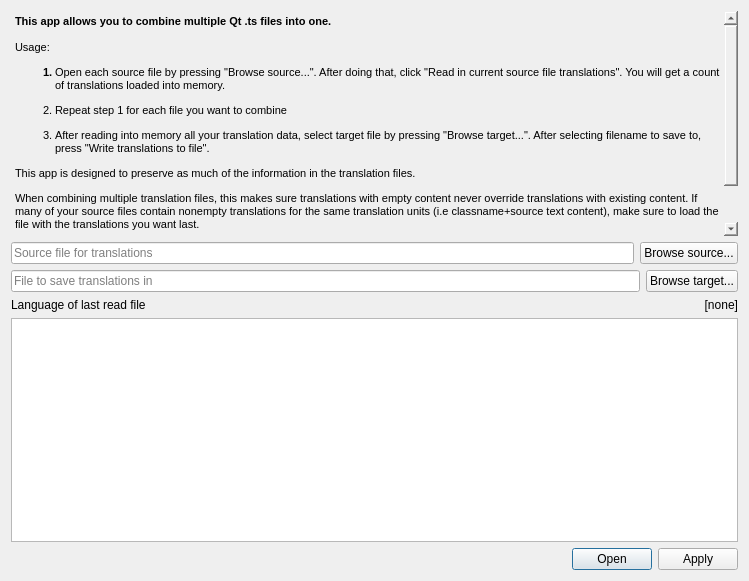
savolai/Merge-Qt-TS-files, file combinetranslationfiles.ui: the form before one commit.
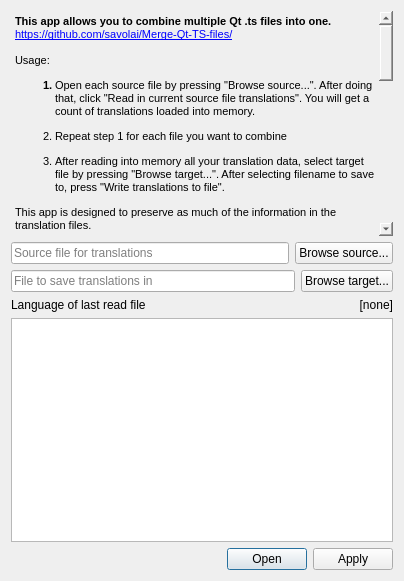
The form after the commit.

Commit message: add same info as on github repo

What changed in the file:
```diff
--- a/combinetranslationfiles.ui
+++ b/combinetranslationfiles.ui
@@ -6,7 +6,7 @@
    <rect>
     <x>0</x>
     <y>0</y>
-    <width>749</width>
+    <width>404</width>
     <height>581</height>
    </rect>
   </property>
@@ -32,14 +32,30 @@
 p, li { white-space: pre-wrap; }
 &lt;/style&gt;&lt;/head&gt;&lt;body style=&quot; font-family:'MS Shell Dlg 2'; font-size:8pt; font-weight:400; font-style:normal;&quot;&gt;
 &lt;p style=&quot; margin-top:0px; margin-bottom:0px; margin-left:0px; margin-right:0px; -qt-block-indent:0; text-indent:0px;&quot;&gt;&lt;span style=&quot; font-weight:600;&quot;&gt;This app allows you to combine multiple Qt .ts files into one.&lt;/span&gt;&lt;/p&gt;
-&lt;p style=&quot;-qt-paragraph-type:empty; margin-top:0px; margin-bottom:0px; margin-left:0px; margin-right:0px; -qt-block-indent:0; text-indent:0px; font-weight:600;&quot;&gt;&lt;br /&gt;&lt;/p&gt;
+&lt;p style=&quot; margin-top:0px; margin-bottom:0px; margin-left:0px; margin-right:0px; -qt-block-indent:0; text-indent:0px;&quot;&gt;&lt;a href=&quot;https://github.com/savolai/Merge-Qt-TS-files/&quot;&gt;&lt;span style=&quot; text-decoration: underline; color:#0000ff;&quot;&gt;https://github.com/savolai/Merge-Qt-TS-files/&lt;/span&gt;&lt;/a&gt;&lt;/p&gt;
+&lt;p style=&quot;-qt-paragraph-type:empty; margin-top:0px; margin-bottom:0px; margin-left:0px; margin-right:0px; -qt-block-indent:0; text-indent:0px; text-decoration: underline; color:#0000ff;&quot;&gt;&lt;br /&gt;&lt;/p&gt;
 &lt;p style=&quot; margin-top:0px; margin-bottom:0px; margin-left:0px; margin-right:0px; -qt-block-indent:0; text-indent:0px;&quot;&gt;Usage:&lt;span style=&quot; font-weight:600;&quot;&gt; &lt;/span&gt;&lt;/p&gt;
 &lt;ol style=&quot;margin-top: 0px; margin-bottom: 0px; margin-left: 0px; margin-right: 0px; -qt-list-indent: 1;&quot;&gt;&lt;li style=&quot; font-weight:600;&quot; style=&quot; margin-top:12px; margin-bottom:0px; margin-left:0px; margin-right:0px; -qt-block-indent:0; text-indent:0px;&quot;&gt;&lt;span style=&quot; font-weight:400;&quot;&gt;Open each source file by pressing &amp;quot;Browse source...&amp;quot;. After doing that, click &amp;quot;Read in current source file translations&amp;quot;. You will get a count of translations loaded into memory.&lt;/span&gt;&lt;/li&gt;
 &lt;li style=&quot; margin-top:12px; margin-bottom:0px; margin-left:0px; margin-right:0px; -qt-block-indent:0; text-indent:0px;&quot;&gt;Repeat step 1 for each file you want to combine&lt;/li&gt;
 &lt;li style=&quot; margin-top:12px; margin-bottom:0px; margin-left:0px; margin-right:0px; -qt-block-indent:0; text-indent:0px;&quot;&gt;After reading into memory all your translation data, select target file by pressing &amp;quot;Browse target...&amp;quot;. After selecting filename to save to, press &amp;quot;Write translations to file&amp;quot;. &lt;/li&gt;&lt;/ol&gt;
 &lt;p style=&quot; margin-top:12px; margin-bottom:0px; margin-left:0px; margin-right:0px; -qt-block-indent:0; text-indent:0px;&quot;&gt;This app is designed to preserve as much of the information in the translation files. &lt;/p&gt;
 &lt;p style=&quot; margin-top:12px; margin-bottom:0px; margin-left:0px; margin-right:0px; -qt-block-indent:0; text-indent:0px;&quot;&gt;When combining multiple translation files, this makes sure translations with empty content never override translations with existing content. If many of your source files contain nonempty translations for the same translation units (i.e classname+source text content), make sure to load the file with the translations you want last.&lt;/p&gt;
-&lt;p style=&quot; margin-top:12px; margin-bottom:0px; margin-left:0px; margin-right:0px; -qt-block-indent:0; text-indent:0px;&quot;&gt;Caveat: This tool does NOT currently include &lt;span style=&quot; font-weight:600;&quot;&gt;multiple&lt;/span&gt; &amp;lt;location&amp;gt; elements if many exist in source translation units, only one of them is included for each translation. Mostly this never makes any difference, since a single run of lupdate project1.pro project2.pro -ts projects.ts (where projects.ts is the output file of this program) will put all the additional locations back again. &lt;/p&gt;&lt;/body&gt;&lt;/html&gt;</string>
+&lt;p style=&quot; margin-top:12px; margin-bottom:0px; margin-left:0px; margin-right:0px; -qt-block-indent:0; text-indent:0px;&quot;&gt;Caveat: This tool does NOT currently include &lt;span style=&quot; font-weight:600;&quot;&gt;multiple&lt;/span&gt; &amp;lt;location&amp;gt; elements if many exist in source translation units, only one of them is included for each translation. Mostly this never makes any difference, since a single run of lupdate project1.pro project2.pro -ts projects.ts (where projects.ts is the output file of this program) will put all the additional locations back again. &lt;/p&gt;
+&lt;p style=&quot; margin-top:12px; margin-bottom:0px; margin-left:0px; margin-right:0px; -qt-block-indent:0; text-indent:0px;&quot;&gt;&lt;span style=&quot; font-weight:600;&quot;&gt;Background&lt;/span&gt;&lt;/p&gt;
+&lt;p style=&quot; margin-top:0px; margin-bottom:0px; margin-left:0px; margin-right:0px; -qt-block-indent:0; text-indent:0px;&quot;&gt;This is useful when you have multiple applications&lt;/p&gt;
+&lt;ol style=&quot;margin-top: 0px; margin-bottom: 0px; margin-left: 0px; margin-right: 0px; -qt-list-indent: 1;&quot;&gt;&lt;li style=&quot; font-weight:600;&quot; style=&quot; margin-top:12px; margin-bottom:0px; margin-left:0px; margin-right:0px; -qt-block-indent:0; text-indent:0px;&quot;&gt;that have language files of their own&lt;/li&gt;
+&lt;li style=&quot; margin-top:12px; margin-bottom:0px; margin-left:0px; margin-right:0px; -qt-block-indent:0; text-indent:0px;&quot;&gt;that statically link to common libraries&lt;/li&gt;&lt;/ol&gt;
+&lt;p style=&quot; margin-top:0px; margin-bottom:0px; margin-left:0px; margin-right:0px; -qt-block-indent:0; text-indent:0px;&quot;&gt;    &lt;/p&gt;
+&lt;p style=&quot; margin-top:0px; margin-bottom:0px; margin-left:0px; margin-right:0px; -qt-block-indent:0; text-indent:0px;&quot;&gt;In this situation, overlaps in translation files can cause strings not getting translated in the UI.&lt;/p&gt;
+&lt;p style=&quot; margin-top:0px; margin-bottom:0px; margin-left:0px; margin-right:0px; -qt-block-indent:0; text-indent:0px;&quot;&gt;Also, qt docs don't exactly wanr about this situation, and also it tends to creep up on you; I found myself in a situation with hundreds of translation spread across multiple translation files that should have been one. So I wrote this to fix it.&lt;/p&gt;
+&lt;p style=&quot;-qt-paragraph-type:empty; margin-top:0px; margin-bottom:0px; margin-left:0px; margin-right:0px; -qt-block-indent:0; text-indent:0px;&quot;&gt;&lt;br /&gt;&lt;/p&gt;
+&lt;p style=&quot; margin-top:0px; margin-bottom:0px; margin-left:0px; margin-right:0px; -qt-block-indent:0; text-indent:0px;&quot;&gt;The solution is to produce a common translation file for all the apps. First run your ts files through this app, combining translations. Then run lupdate like below - this updates the location tags of the translations to point to the right place(s).&lt;/p&gt;
+&lt;p style=&quot; margin-top:0px; margin-bottom:0px; margin-left:0px; margin-right:0px; -qt-block-indent:0; text-indent:0px;&quot;&gt;After that, you can normally run lrelease on your ts file to produce .qm and load it from all your apps.&lt;/p&gt;
+&lt;p style=&quot;-qt-paragraph-type:empty; margin-top:0px; margin-bottom:0px; margin-left:0px; margin-right:0px; -qt-block-indent:0; text-indent:0px;&quot;&gt;&lt;br /&gt;&lt;/p&gt;
+&lt;p style=&quot; margin-top:0px; margin-bottom:0px; margin-left:0px; margin-right:0px; -qt-block-indent:0; text-indent:0px;&quot;&gt;Thanks @dfaure for pointing me to the right direction.&lt;/p&gt;
+&lt;p style=&quot;-qt-paragraph-type:empty; margin-top:0px; margin-bottom:0px; margin-left:0px; margin-right:0px; -qt-block-indent:0; text-indent:0px;&quot;&gt;&lt;br /&gt;&lt;/p&gt;
+&lt;p style=&quot; margin-top:0px; margin-bottom:0px; margin-left:0px; margin-right:0px; -qt-block-indent:0; text-indent:0px;&quot;&gt;Another option might be to load first the app specific language file and then on top of that, the translations for the common components. This occured to me too late. \o/ however, having all project translations in a single file tends to be a cleaner solution overall, as you will always know what has already been translated.&lt;/p&gt;
+&lt;p style=&quot;-qt-paragraph-type:empty; margin-top:0px; margin-bottom:0px; margin-left:0px; margin-right:0px; -qt-block-indent:0; text-indent:0px;&quot;&gt;&lt;br /&gt;&lt;/p&gt;&lt;/body&gt;&lt;/html&gt;</string>
       </property>
      </widget>
     </item>
```
